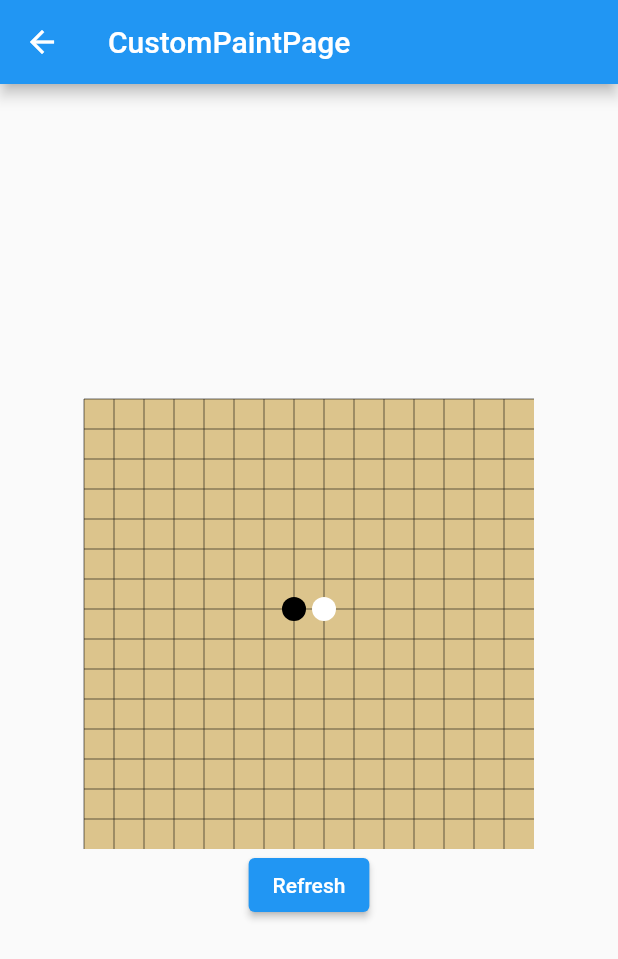
After one commit to ourCHK/flutter_learning_project, a Flutter app: the screen it shows after launch, after a tap on "customPaintTest", on a phone screen of 412 x 824 dp. The commit adds this screen. Shown: the top 959 px of the screen. Run offline on Flutter 3.47's test engine with Material 2 defaults, Android fonts, the phone set to English and light mode, and no system bars; missing offline and left inert: flutter_learning_sub_project.

Commit message:
新增CustomPaint的使用

```diff
--- a/lib/entry_list_type.dart
+++ b/lib/entry_list_type.dart
@@ -1,4 +1,5 @@
 import 'package:flutter/material.dart';
+import 'package:flutter_learning_project/page/custom_paint_page.dart';
 import 'package:flutter_learning_project/page/custom_provider_page.dart';
 import 'package:flutter_learning_project/page/inherited_widget_page.dart';
 import 'package:flutter_learning_project/page/localization_page.dart';
@@ -11,6 +12,7 @@ enum EntryListType {
   themeChangeTest,
   changeLanguageTest,
   subPage,
+  customPaintTest,
 }
 
 extension EntryListTypeExtension on EntryListType {
@@ -30,6 +32,8 @@ extension EntryListTypeExtension on EntryListType {
         return const LocalizationPage();
       case EntryListType.subPage:
         return const SubPage();
+      case EntryListType.customPaintTest:
+        return const CustomPaintPage();
     }
   }
 }
--- /dev/null
+++ b/lib/page/custom_paint_page.dart
@@ -0,0 +1,82 @@
+import 'dart:math';
+
+import 'package:flutter/material.dart';
+
+class CustomPaintPage extends StatelessWidget {
+  const CustomPaintPage({super.key});
+
+  @override
+  Widget build(BuildContext context) {
+    return Scaffold(
+      appBar: AppBar(title: const Text("CustomPaintPage")),
+      body: Center(
+        child: Column(
+          mainAxisSize: MainAxisSize.min,
+          children: [
+            RepaintBoundary(
+              child: CustomPaint(
+                size: const Size(300, 300),
+                painter: MyPainter(),
+              ),
+            ),
+            ElevatedButton(onPressed: () {}, child: const Text("Refresh"))
+          ],
+        ),
+      ),
+    );
+  }
+}
+
+class MyPainter extends CustomPainter {
+  @override
+  void paint(Canvas canvas, Size size) {
+    drawChessBoard(canvas, Offset.zero & size);
+    drawPieces(canvas, Offset.zero & size);
+  }
+
+  @override
+  bool shouldRepaint(covariant CustomPainter oldDelegate) {
+    return false;
+  }
+
+  ///绘制棋盘格
+  void drawChessBoard(Canvas canvas, Rect rect) {
+    var paint = Paint()
+      ..isAntiAlias = true
+      ..style = PaintingStyle.fill
+      ..color = const Color(0xFFDCC48C);
+    canvas.drawRect(rect, paint);
+
+    paint
+      ..style = PaintingStyle.stroke
+      ..color = Colors.black38
+      ..strokeWidth = 1.0;
+
+    for (int i = 0; i < 15; i++) {
+      double dy = rect.top + rect.height / 15 * i;
+      canvas.drawLine(Offset(rect.left, dy), Offset(rect.right, dy), paint);
+
+      double dx = rect.left + rect.width / 15 * i;
+      canvas.drawLine(Offset(dx, rect.top), Offset(dx, rect.bottom), paint);
+    }
+  }
+
+  void drawPieces(Canvas canvas, Rect rect) {
+    double eWidth = rect.width / 15;
+    double eHeight = rect.height / 15;
+    var paint = Paint()
+      ..style = PaintingStyle.fill
+      ..color = Colors.black;
+
+    canvas.drawCircle(
+        Offset(rect.center.dx - eWidth / 2, rect.center.dy - eHeight / 2),
+        min(eWidth / 2, eHeight / 2) - 2,
+        paint);
+
+    paint.color = Colors.white;
+    canvas.drawCircle(
+        Offset(rect.center.dx + eWidth / 2, rect.center.dy - eHeight / 2),
+        min(eWidth / 2, eHeight / 2) - 2,
+        paint);
+  }
+}
```
